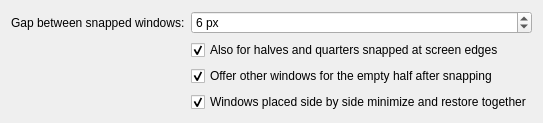
The window that packages/kwin/scripts/plasmafusion-snap/contents/ui/config.ui (archledger/plasma-fusion) describes before a commit, drawn with Qt 5.
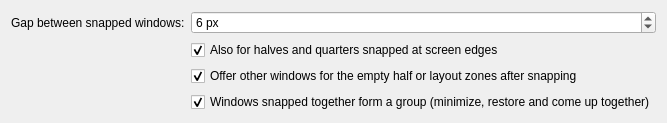
The same window after the commit.

Commit message: Snap groups: fill every zone of a layout and keep the windows together

The edit to the form file:
```diff
--- a/packages/kwin/scripts/plasmafusion-snap/contents/ui/config.ui
+++ b/packages/kwin/scripts/plasmafusion-snap/contents/ui/config.ui
@@ -39,7 +39,7 @@
    <item row="2" column="1">
     <widget class="QCheckBox" name="kcfg_FillOtherHalf">
      <property name="text">
-      <string>Offer other windows for the empty half after snapping</string>
+      <string>Offer other windows for the empty half or layout zones after snapping</string>
      </property>
      <property name="checked">
       <bool>true</bool>
@@ -49,7 +49,7 @@
    <item row="3" column="1">
     <widget class="QCheckBox" name="kcfg_PairWindows">
      <property name="text">
-      <string>Windows placed side by side minimize and restore together</string>
+      <string>Windows snapped together form a group (minimize, restore and come up together)</string>
      </property>
      <property name="checked">
       <bool>true</bool>
```
The commit also changes 8 other files.
